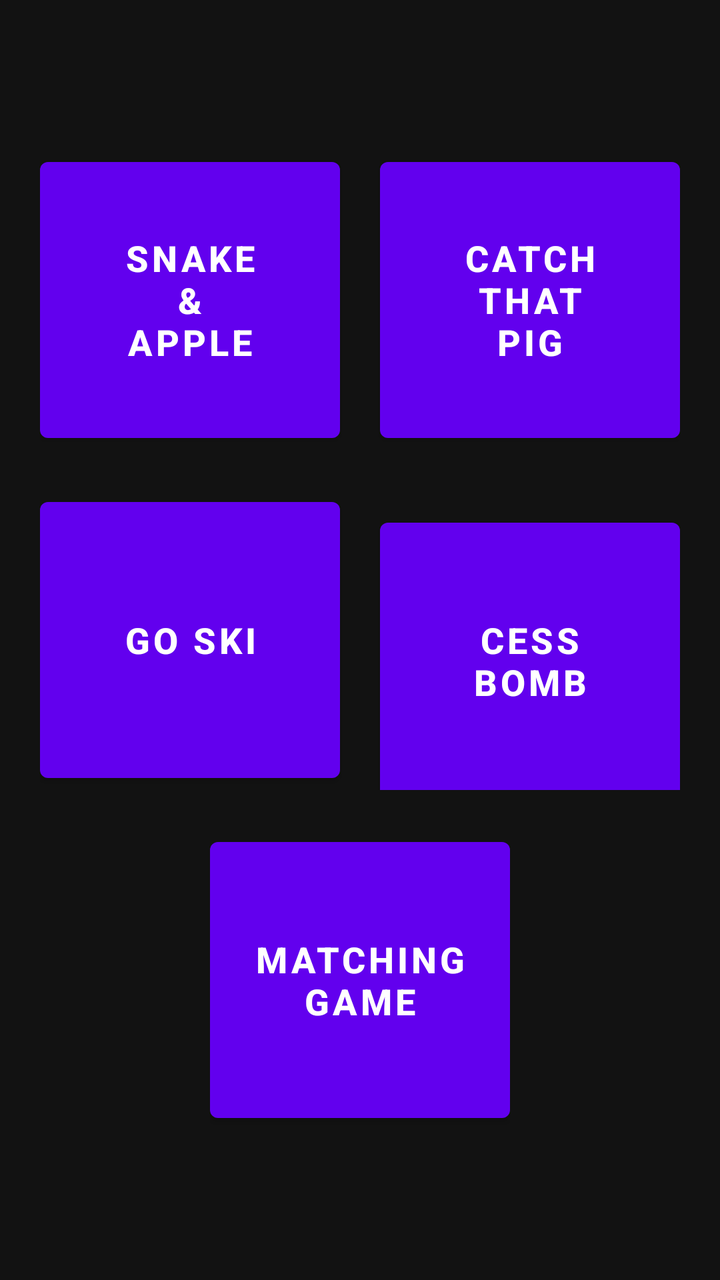
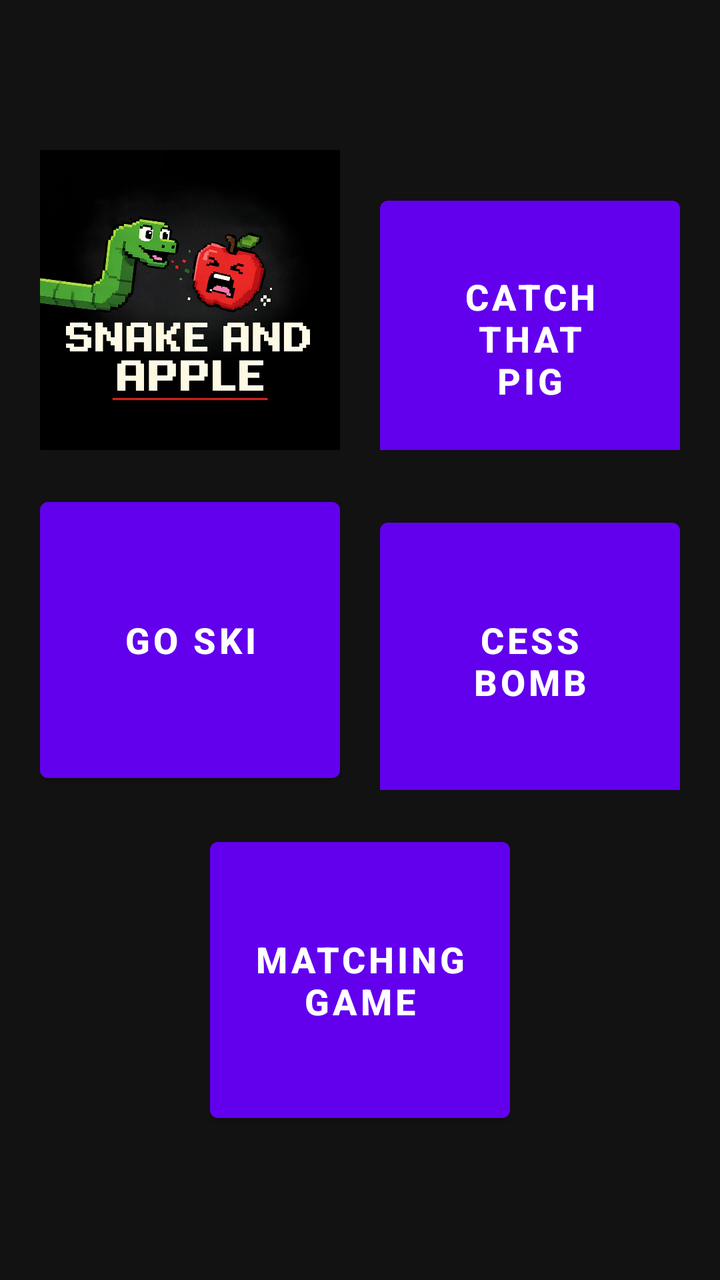

Two renders of the same Android screen: before a commit and after it. Below are the layout's source before the change and the commit's diff.
<!-- AndroidManifest.xml: application theme Theme.SummertimeParty -->
<!-- res/layout/activity_main.xml -->
<?xml version="1.0" encoding="utf-8"?>
<LinearLayout xmlns:android="http://schemas.android.com/apk/res/android"
    android:layout_width="match_parent"
    android:layout_height="match_parent"
    android:orientation="vertical"
    android:gravity="center"
    android:background="#121212">

    
    <LinearLayout
        android:layout_width="wrap_content"
        android:layout_height="wrap_content"
        android:orientation="horizontal"
        android:layout_marginBottom="20dp">

        <Button
            android:id="@+id/btnSnake"
            android:layout_width="150dp"
            android:layout_height="150dp"
            android:text="Snake\n&amp;\nApple"
            android:textSize="18sp"
            android:textStyle="bold"
            android:layout_marginEnd="20dp" />

        <Button
            android:id="@+id/btnPig"
            android:layout_width="150dp"
            android:layout_height="150dp"
            android:text="Catch\nThat\nPig"
            android:textSize="18sp"
            android:textStyle="bold" />
    </LinearLayout>

    
    <LinearLayout
        android:layout_width="wrap_content"
        android:layout_height="wrap_content"
        android:orientation="horizontal"
        android:layout_marginBottom="20dp">

        <Button
            android:id="@+id/btnGoSki"
            android:layout_width="150dp"
            android:layout_height="150dp"
            android:text="Go Ski"
            android:textSize="18sp"
            android:textStyle="bold"
            android:layout_marginEnd="20dp" />

        <Button
            android:id="@+id/btnCessBomb"
            android:layout_width="150dp"
            android:layout_height="150dp"
            android:text="Cess\nBomb"
            android:textSize="18sp"
            android:textStyle="bold" />
    </LinearLayout>

    
    <LinearLayout
        android:layout_width="wrap_content"
        android:layout_height="wrap_content"
        android:orientation="horizontal">

        <Button
            android:id="@+id/btnMatching"
            android:layout_width="150dp"
            android:layout_height="150dp"
            android:text="Matching\nGame"
            android:textSize="18sp"
            android:textStyle="bold" />
    </LinearLayout>

</LinearLayout>
<!-- resources referenced by this layout -->
<resources>
  <style name="Theme.SummertimeParty" parent="Theme.MaterialComponents.DayNight.DarkActionBar">
          
          <item name="colorPrimary">@color/purple_500</item>
          <item name="colorPrimaryVariant">@color/purple_700</item>
          <item name="colorOnPrimary">@color/white</item>
          
          <item name="colorSecondary">@color/teal_200</item>
          <item name="colorSecondaryVariant">@color/teal_700</item>
          <item name="colorOnSecondary">@color/black</item>
          
          <item name="android:statusBarColor">?attr/colorPrimaryVariant</item>
          
      </style>
  <color name="purple_500">#FF6200EE</color>
  <color name="purple_700">#FF3700B3</color>
  <color name="white">#FFFFFFFF</color>
  <color name="teal_200">#FF03DAC5</color>
  <color name="teal_700">#FF018786</color>
  <color name="black">#FF000000</color>
</resources>

<!-- the commit's change to res/layout/activity_main.xml (unified diff, before → after) -->
@@ -2,6 +2,7 @@
 <LinearLayout xmlns:android="http://schemas.android.com/apk/res/android"
     android:layout_width="match_parent"
     android:layout_height="match_parent"
+    xmlns:app="http://schemas.android.com/apk/res-auto"
     android:orientation="vertical"
     android:gravity="center"
     android:background="#121212">
@@ -17,9 +18,8 @@
             android:id="@+id/btnSnake"
             android:layout_width="150dp"
             android:layout_height="150dp"
-            android:text="Snake\n&amp;\nApple"
-            android:textSize="18sp"
-            android:textStyle="bold"
+            android:background="@drawable/snakeandapplegamelogo"
+            app:backgroundTint="@null"
             android:layout_marginEnd="20dp" />
 
         <Button
<!-- resource entries referenced after the edit -->
@@ -1,5 +1,6 @@
 <!-- resources referenced by this layout -->
 <resources>
+  <!-- drawable snakeandapplegamelogo: jpg bitmap (drawable, 189242 bytes) -->
   <style name="Theme.SummertimeParty" parent="Theme.MaterialComponents.DayNight.DarkActionBar">
           
           <item name="colorPrimary">@color/purple_500</item>
